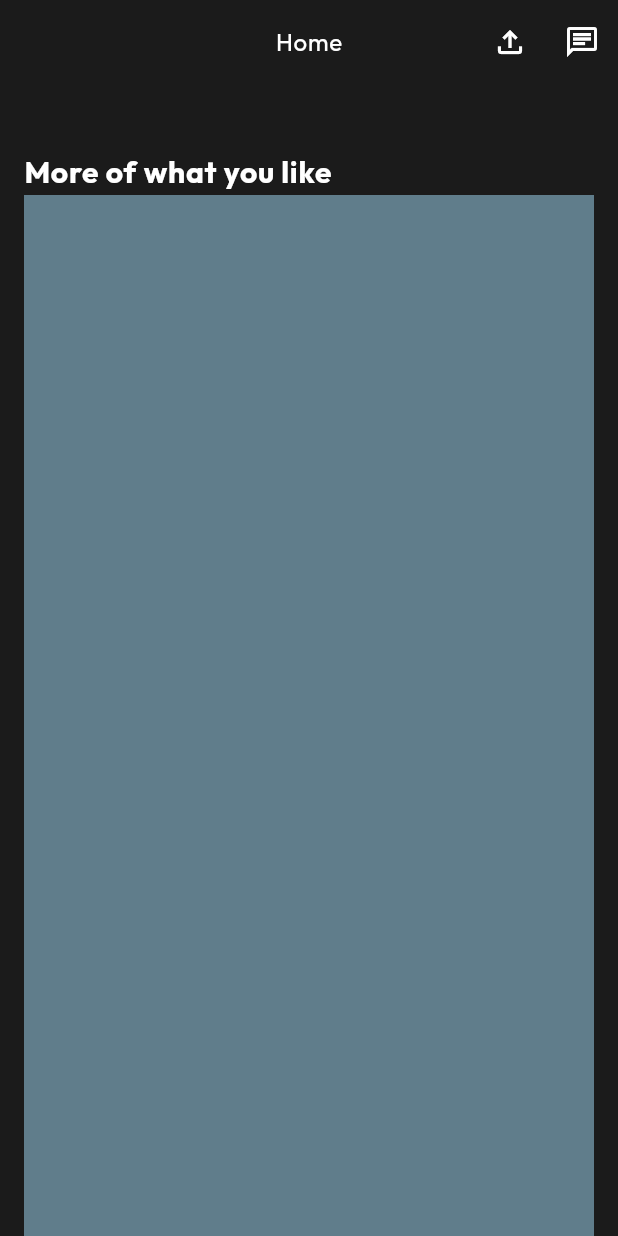
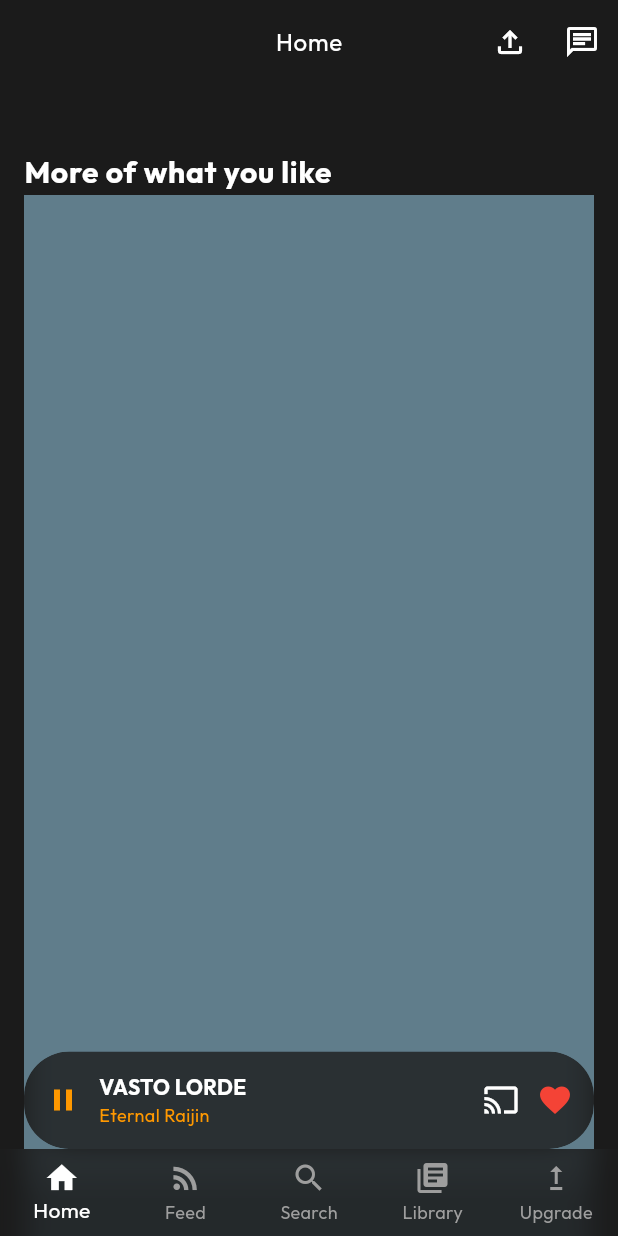
Before and after one commit to devShinigami/flutter_soundcloud_frontend, a Flutter app: the screen it shows after launch, on a phone screen of 412 x 824 dp. Run offline on Flutter 3.47's test engine with Material 3 defaults, Android fonts, the light colour scheme and no system bars; our stand-ins replace flutter_svg, google_fonts.

Commit message:
implemented bottomNavBar and media control ui

```diff
--- /dev/null
+++ b/lib/components/custom_bottom_nav.dart
@@ -0,0 +1,40 @@
+import 'dart:ui';
+import 'package:flutter/material.dart';
+
+class CustomBottomNav extends StatelessWidget {
+  final int selectedIndex;
+  final Function(int) onTap;
+  const CustomBottomNav({
+    super.key,
+    required this.selectedIndex,
+    required this.onTap,
+  });
+
+  @override
+  Widget build(BuildContext context) {
+    return ClipRRect(
+      child: BackdropFilter(
+        filter: ImageFilter.blur(sigmaX: 10, sigmaY: 6),
+        child: BottomNavigationBar(
+            backgroundColor: Theme.of(context).primaryColor.withAlpha(200),
+            type: BottomNavigationBarType.fixed,
+            selectedItemColor: Colors.white,
+            unselectedItemColor: Colors.grey,
+            enableFeedback: false,
+            currentIndex: selectedIndex,
+            items: const [
+              BottomNavigationBarItem(icon: Icon(Icons.home), label: 'Home'),
+              BottomNavigationBarItem(
+                  icon: Icon(Icons.rss_feed), label: 'Feed'),
+              BottomNavigationBarItem(
+                  icon: Icon(Icons.search), label: 'Search'),
+              BottomNavigationBarItem(
+                  icon: Icon(Icons.library_books), label: 'Library'),
+              BottomNavigationBarItem(
+                  icon: Icon(Icons.upgrade), label: 'Upgrade'),
+            ],
+            onTap: onTap),
+      ),
+    );
+  }
+}
--- /dev/null
+++ b/lib/components/media_controls.dart
@@ -0,0 +1,55 @@
+import 'dart:ui';
+
+import 'package:flutter/material.dart';
+
+class MediaControls extends StatelessWidget {
+  const MediaControls({super.key});
+
+  @override
+  Widget build(BuildContext context) {
+    return Padding(
+      padding: const EdgeInsets.symmetric(horizontal: 16),
+      child: ClipRRect(
+        borderRadius: const BorderRadius.all(
+          Radius.circular(30),
+        ),
+        child: BackdropFilter(
+          filter: ImageFilter.blur(sigmaX: 10, sigmaY: 6),
+          child: Container(
+            padding: const EdgeInsets.all(
+              14,
+            ),
+            decoration: BoxDecoration(
+              borderRadius: BorderRadius.circular(30),
+              color: Theme.of(context).primaryColor.withAlpha(200),
+            ),
+            child: const Row(
+              mainAxisAlignment: MainAxisAlignment.spaceBetween,
+              children: [
+                Icon(Icons.pause, color: Colors.orange),
+                SizedBox(width: 12),
+                Column(
+                  crossAxisAlignment: CrossAxisAlignment.start,
+                  mainAxisSize: MainAxisSize.min,
+                  children: [
+                    Text('VASTO LORDE',
+                        style: TextStyle(
+                            color: Colors.white, fontWeight: FontWeight.bold)),
+                    Text('Eternal Raijin',
+                        style: TextStyle(color: Colors.orange, fontSize: 12)),
+                  ],
+                ),
+
+                // SizedBox(width: 12),
+                Spacer(),
+                Icon(Icons.cast, color: Colors.white),
+                SizedBox(width: 12),
+                Icon(Icons.favorite, color: Colors.red),
+              ],
+            ),
+          ),
+        ),
+      ),
+    );
+  }
+}
--- a/lib/main.dart
+++ b/lib/main.dart
@@ -1,6 +1,6 @@
 import 'package:flutter/material.dart';
-import 'package:sound_cloud_clone/pages/home.dart';
 import 'package:sound_cloud_clone/themes/theme.dart';
+import 'package:sound_cloud_clone/utils/main_nav_page.dart';
 
 void main() {
   runApp(const MainApp());
@@ -14,7 +14,7 @@ class MainApp extends StatelessWidget {
     return MaterialApp(
       debugShowCheckedModeBanner: false,
       theme: themeCustom,
-      home: const Home(),
+      home: const MainNavPage(),
     );
   }
 }
--- a/lib/pages/home.dart
+++ b/lib/pages/home.dart
@@ -26,10 +26,14 @@ class _HomeState extends State<Home> {
         controller: _controller,
         title: "Home",
       ),
-      body: SingleChildScrollView(
+      body: Scrollbar(
+        thickness: 1,
+        radius: const Radius.circular(20),
+        child: SingleChildScrollView(
           controller: _controller,
           child: Padding(
-          padding: const EdgeInsets.only(top: 100.0, right: 16, left: 16),
+            padding: const EdgeInsets.only(
+                top: 100.0, right: 16, left: 16, bottom: 130.0),
             child: Column(
               crossAxisAlignment: CrossAxisAlignment.start,
               children: [
@@ -49,6 +53,7 @@ class _HomeState extends State<Home> {
             ),
           ),
         ),
+      ),
     );
   }
 }
--- a/lib/pages/login.dart
+++ b/lib/pages/login.dart
@@ -19,9 +19,25 @@ class LoginPage extends StatelessWidget {
                 children: [
                   Padding(
                     padding: const EdgeInsets.all(16.0),
-                    child: Text(
-                      "Discover and share the sounds you love",
-                      style: Theme.of(context).textTheme.displayLarge,
+                    child: RichText(
+                      text: TextSpan(
+                        style: Theme.of(context).textTheme.displayLarge,
+                        children: [
+                          const TextSpan(
+                            text: "Discover and share the ",
+                          ),
+                          TextSpan(
+                              text: "sounds",
+                              style: Theme.of(context)
+                                  .textTheme
+                                  .displayLarge
+                                  ?.copyWith(
+                                      color: Theme.of(context)
+                                          .colorScheme
+                                          .tertiary)),
+                          const TextSpan(text: " you love")
+                        ],
+                      ),
                     ),
                   ),
                   Padding(
--- a/lib/themes/theme.dart
+++ b/lib/themes/theme.dart
@@ -10,6 +10,8 @@ final themeCustom = ThemeData(
     secondary: Colors.grey,
     surface: const Color.fromARGB(255, 27, 27, 27),
   ),
+  bottomAppBarTheme: BottomAppBarTheme(
+      shadowColor: Colors.transparent, surfaceTintColor: Colors.transparent),
   textTheme: TextTheme(
     displayLarge: GoogleFonts.getFont('Outfit',
         fontSize: 32, fontWeight: FontWeight.bold, color: Colors.white),
--- /dev/null
+++ b/lib/utils/main_nav_page.dart
@@ -0,0 +1,83 @@
+import 'package:flutter/material.dart';
+import 'package:sound_cloud_clone/components/custom_bottom_nav.dart';
+import 'package:sound_cloud_clone/components/media_controls.dart';
+import 'package:sound_cloud_clone/pages/home.dart';
+
+class MainNavPage extends StatefulWidget {
+  const MainNavPage({super.key});
+
+  @override
+  State<MainNavPage> createState() => _MainNavPageState();
+}
+
+class _MainNavPageState extends State<MainNavPage> {
+  int _selectedIndex = 0;
+
+  static final List<Widget> _screens = [
+    const Home(),
+    FeedScreen(),
+    SearchScreen(),
+    LibraryScreen(),
+    UpgradeScreen(),
+  ];
+
+  @override
+  Widget build(BuildContext context) {
+    return Scaffold(
+      body: Stack(
+        children: [
+          IndexedStack(
+            index: _selectedIndex,
+            children: _screens,
+          ),
+          Positioned(
+            left: 0,
+            right: 0,
+            bottom: 0,
+            child: Column(
+              mainAxisSize: MainAxisSize.min,
+              children: [
+                const MediaControls(),
+                CustomBottomNav(
+                    onTap: (index) {
+                      setState(() {
+                        _selectedIndex = index;
+                      });
+                    },
+                    selectedIndex: _selectedIndex)
+              ],
+            ),
+          ),
+        ],
+      ),
+    );
+  }
+}
+
+class FeedScreen extends StatelessWidget {
+  @override
+  Widget build(BuildContext context) {
+    return Center(child: Text('Feed Screen'));
+  }
+}
+
+class SearchScreen extends StatelessWidget {
+  @override
+  Widget build(BuildContext context) {
+    return Center(child: Text('Search Screen'));
+  }
+}
+
+class LibraryScreen extends StatelessWidget {
+  @override
+  Widget build(BuildContext context) {
+    return Center(child: Text('Library Screen'));
+  }
+}
+
+class UpgradeScreen extends StatelessWidget {
+  @override
+  Widget build(BuildContext context) {
+    return Center(child: Text('Upgrade Screen'));
+  }
+}
```
Lines whose indentation alone changed are shown as unchanged.
